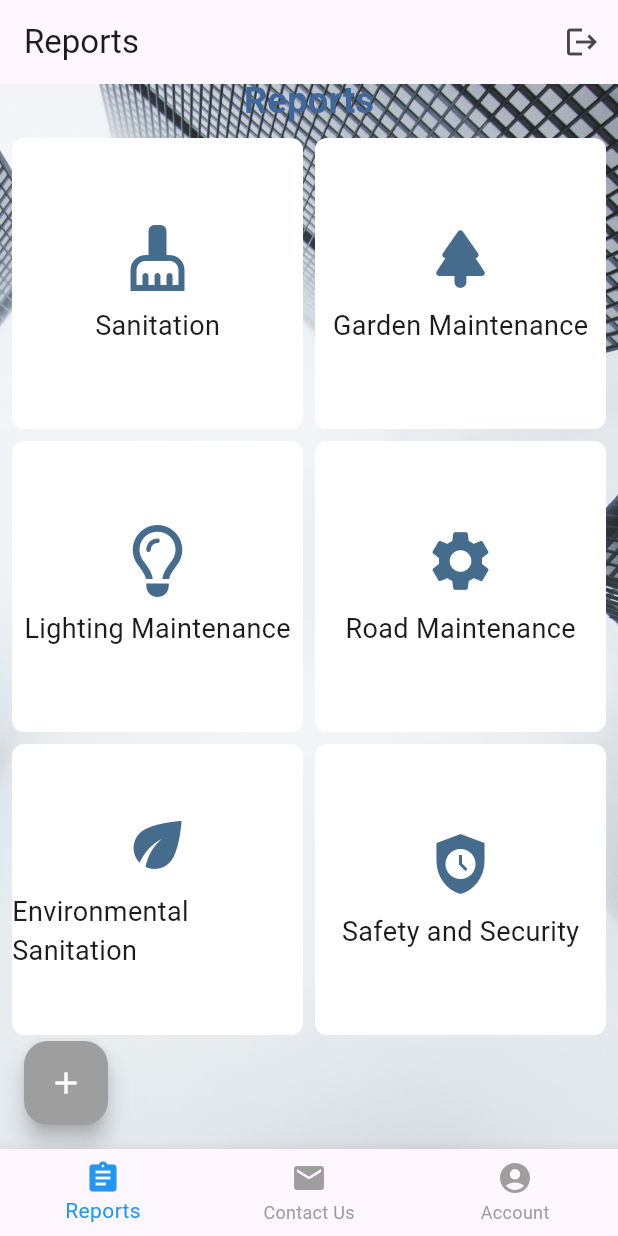
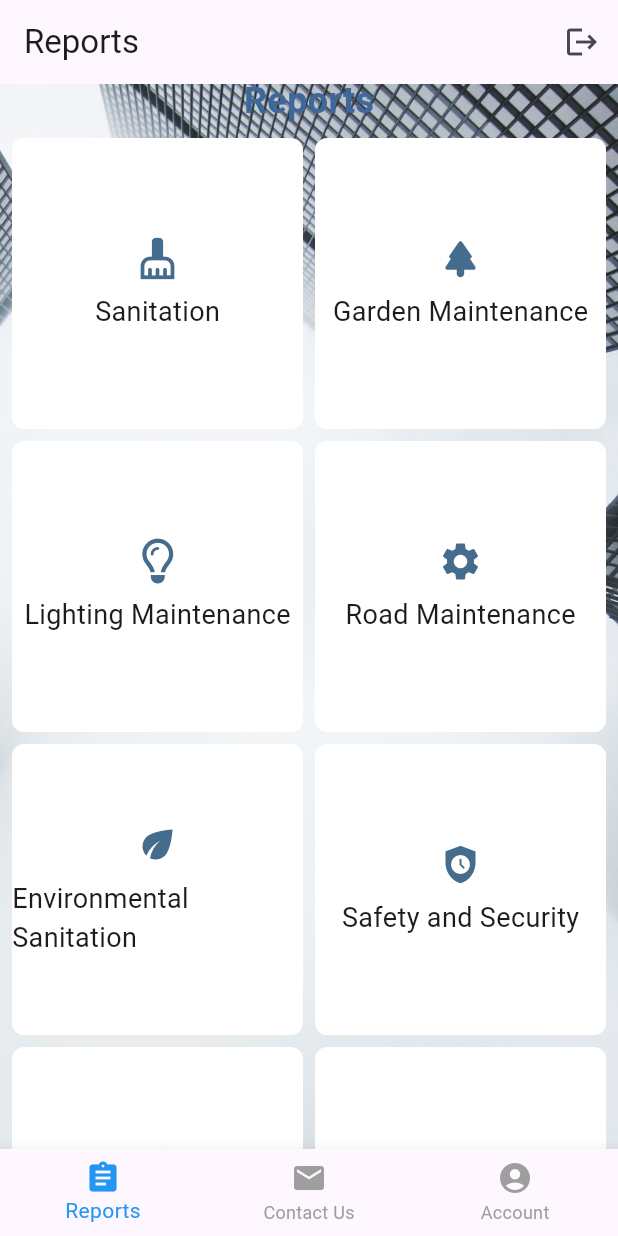
Before and after one commit to SondosAlnbary/final-project, a Flutter app: the CategoryScreen screen opened directly, on a phone screen of 412 x 824 dp. Run offline on Flutter 3.47's test engine with Material 3 defaults, Android fonts, the phone set to English and light mode, and no system bars; our stand-ins replace cloud_firestore, firebase_auth, firebase_core, font_awesome_flutter; accounts and stored records are empty.

Commit message:
new category screens

```diff
--- a/lib/screens/category_screen.dart
+++ b/lib/screens/category_screen.dart
@@ -3,6 +3,7 @@ import 'package:font_awesome_flutter/font_awesome_flutter.dart';
 import 'welcome_screen.dart';
 import 'ContactUs.dart';
 import 'Account.dart';
+import 'Sanitation.dart';
 class CategoryScreen extends StatelessWidget {
   const CategoryScreen({Key? key});
 
@@ -15,6 +16,11 @@ class CategoryScreen extends StatelessWidget {
       CategoryInfo(name: 'Road Maintenance', icon: Icons.settings),
       CategoryInfo(name: 'Environmental Sanitation', icon: Icons.eco),
       CategoryInfo(name: 'Safety and Security', icon: Icons.safety_check),
+      CategoryInfo(name: 'Utilities', icon: Icons.electric_bolt),
+      CategoryInfo(name: 'Transportation', icon: Icons.emoji_transportation_sharp),
+
+
+
     ];
 
     return Scaffold(
@@ -42,17 +48,17 @@ class CategoryScreen extends StatelessWidget {
             width: double.infinity,
             height: double.infinity,
           ),
-          Positioned(
-            left: 16.0,
-            bottom: 16.0,
-            child: FloatingActionButton(
-              onPressed: () {
-                // Handle the '+' button click
-              },
-              backgroundColor: Colors.grey,
-              child: Icon(Icons.add, color: Colors.white),
-            ),
-          ),
+          // Positioned(
+          //   left: 16.0,
+          //   bottom: 16.0,
+          //   child: FloatingActionButton(
+          //     onPressed: () {
+          //       // Handle the '+' button click
+          //     },
+          //     backgroundColor: Colors.grey,
+          //     child: Icon(Icons.add, color: Colors.white),
+          //   ),
+          // ),
           Column(
             children: [
               Padding(
@@ -159,12 +165,12 @@ class CategoryScreen extends StatelessWidget {
             category.icon is IconData
                 ? Icon(
                     category.icon as IconData,
-                    size: 48.0,
+                    size: 30.0,
                     color: Color.fromARGB(255, 69, 108, 140),
                   )
                 : FaIcon(
                     category.icon as IconData,
-                    size: 48.0,
+                    size: 30.0,
                     color: Color.fromARGB(255, 193, 125, 73),
                   ),
             SizedBox(height: 8.0),
```
Also changed, not shown: lib/screens/Sanitation.dart (added, +29 -0 lines), lib/screens/signup_screen.dart (+44 -44 lines), lib/screens/enviroment.dart (added), lib/screens/garden.dart (added), lib/screens/lighting.dart (added), lib/screens/road.dart (added), lib/screens/safety.dart (added), lib/screens/utilities.dart (added).
